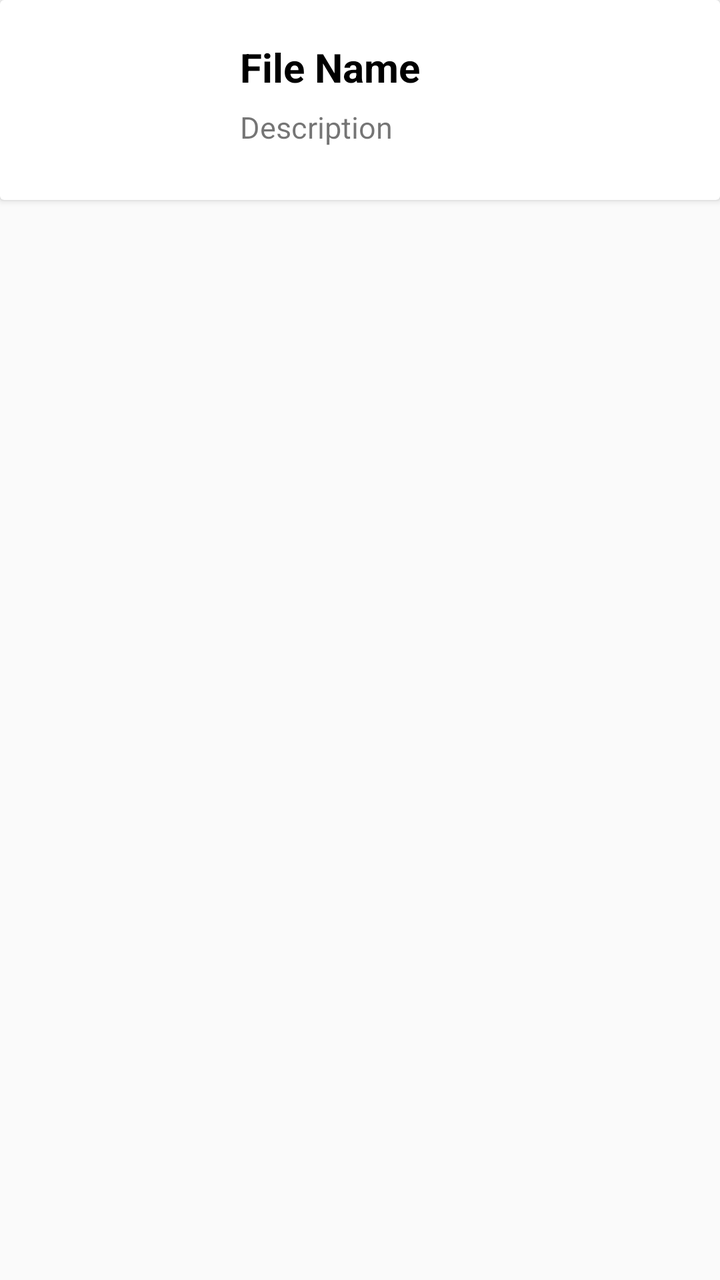
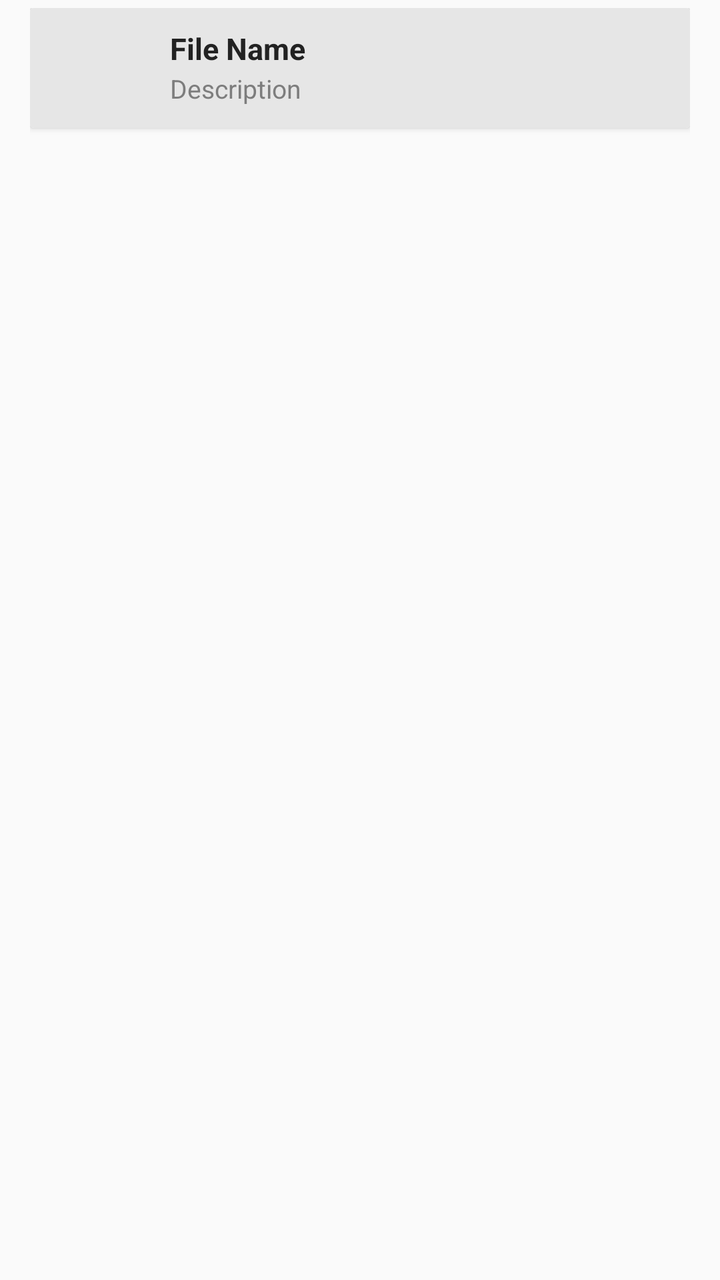

The first picture is an Android layout as it rendered before a commit; the second is the same layout after the commit. The layout source and the unified diff follow.
<!-- AndroidManifest.xml: application theme AppCompactTheme -->
<!-- res/layout/item_doc_pdf_cardview.xml -->
<?xml version="1.0" encoding="utf-8"?>
<LinearLayout xmlns:android="http://schemas.android.com/apk/res/android"
    android:layout_width="match_parent"
    android:layout_height="wrap_content"
    android:id="@+id/LinearLayout">
 <androidx.cardview.widget.CardView
     android:layout_width="match_parent"
     android:layout_height="wrap_content"
     >
     <LinearLayout
         android:layout_width="match_parent"
         android:layout_height="match_parent"
         android:orientation="horizontal"
         android:id="@+id/list_item_layout">
         <ImageView
             android:id="@+id/imageView"
             android:layout_width="80dp"
             android:layout_height="80dp"
             android:layout_margin="@dimen/margin_10"
             />

         <LinearLayout
             android:layout_width="match_parent"
             android:layout_height="match_parent"
             android:orientation="vertical"
             android:layout_margin="20dp"
             >
             <TextView
                 android:id="@+id/tnFileList"
                 android:layout_width="match_parent"
                 android:layout_height="wrap_content"
                 android:layout_weight="1"
                 android:text="File Name"
                 android:textSize="20dp"
                 android:textColor="@color/black"
                 android:textStyle="bold"
                 android:ellipsize="end"
                 android:maxLines="1"
                 />

             <TextView
                 android:id="@+id/tvDetailList"
                 android:layout_width="match_parent"
                 android:layout_height="wrap_content"
                 android:layout_weight="1"
                 android:text="Description"
                 android:textSize="15dp"
                 android:ellipsize="end"
                 android:maxLines="1"/>
         </LinearLayout>
     </LinearLayout>

 </androidx.cardview.widget.CardView>

</LinearLayout>
<!-- resources referenced by this layout -->
<resources>
  <color name="black">#000000</color>
  <dimen name="margin_10">10dp</dimen>
  <style name="AppCompactTheme" parent="Theme.AppCompat.Light">
          
          <item name="spinnerStyle">@android:style/Widget.Holo.Light.Spinner</item>
          <item name="android:spinnerItemStyle">@style/SpinnerItem</item>
          <item name="spinnerDropDownItemStyle">@style/SpinnerItem.DropDownItem</item>
          <item name="dropDownListViewStyle">@style/StandardSpinner</item>
  
          <item name="actionBarStyle">@style/AppTheme.ActionBarStyle</item>
          <item name="android:splitMotionEvents">false</item>
          <item name="android:windowEnableSplitTouch">false</item>
  
      </style>
  <style name="SpinnerItem" parent="Widget.AppCompat.TextView.SpinnerItem">
          <item name="android:textColor">@color/ofis_base_font_white</item>
          <item name="android:textSize">@dimen/ofis_spinner_text</item>
      </style>
  <style name="SpinnerItem.DropDownItem" parent="Widget.AppCompat.Light.DropDownItem.Spinner">
          <item name="android:textColor">@color/ofis_text_field</item>
          <item name="background">@color/ofis_spinner_item_background</item>
      </style>
  <style name="StandardSpinner" parent="Widget.AppCompat.ListView.DropDown">
          <item name="android:dividerHeight">@dimen/ofis_spinner_itemseparator</item>
          <item name="divider">@color/ofis_spinner_divider</item>
      </style>
  <style name="AppTheme.ActionBarStyle" parent="Theme.AppCompat.Light">
          <item name="titleTextStyle">@style/AppTheme.ActionBar.TitleTextStyle</item>
      </style>
  <color name="ofis_base_font_white">#ffffff</color>
  <dimen name="ofis_spinner_text">14sp</dimen>
  <color name="ofis_text_field">#DE000000</color>
  <color name="ofis_spinner_item_background">@color/ofis_actionbar_background</color>
  <dimen name="ofis_spinner_itemseparator">1dp</dimen>
  <color name="ofis_spinner_divider">#ff333333</color>
  <style name="AppTheme.ActionBar.TitleTextStyle" parent="android:TextAppearance">
          <item name="android:textSize">@dimen/ofis_large_text</item>
          <item name="android:textStyle">bold</item>
      </style>
  <color name="ofis_actionbar_background">#dddddd</color>
  <dimen name="ofis_large_text">17sp</dimen>
</resources>

<!-- the commit's change to res/layout/item_doc_pdf_cardview.xml (unified diff, before → after) -->
@@ -2,7 +2,12 @@
 <LinearLayout xmlns:android="http://schemas.android.com/apk/res/android"
     android:layout_width="match_parent"
     android:layout_height="wrap_content"
-    android:id="@+id/LinearLayout">
+    android:id="@+id/LinearLayout"
+    android:paddingLeft="15dp"
+    android:paddingRight="15dp"
+    android:paddingTop="@dimen/ofis_list_itemseparator"
+    android:paddingBottom="@dimen/ofis_list_itemseparator"
+    >
  <androidx.cardview.widget.CardView
      android:layout_width="match_parent"
      android:layout_height="wrap_content"
@@ -11,31 +16,37 @@
          android:layout_width="match_parent"
          android:layout_height="match_parent"
          android:orientation="horizontal"
-         android:id="@+id/list_item_layout">
+         android:id="@+id/list_item_layout"
+         android:minHeight="60dp"
+         android:background="#e6e6e6"
+        >
          <ImageView
              android:id="@+id/imageView"
-             android:layout_width="80dp"
-             android:layout_height="80dp"
              android:layout_margin="@dimen/margin_10"
+             android:layout_width="40dp"
+             android:layout_height="40dp"
+             android:adjustViewBounds="true"
+             android:scaleType="fitCenter"
+             android:maxHeight="60dp"
              />
 
          <LinearLayout
              android:layout_width="match_parent"
              android:layout_height="match_parent"
              android:orientation="vertical"
-             android:layout_margin="20dp"
+             android:layout_margin="@dimen/margin_10"
              >
              <TextView
                  android:id="@+id/tnFileList"
                  android:layout_width="match_parent"
                  android:layout_height="wrap_content"
                  android:layout_weight="1"
-                 android:text="File Name"
-                 android:textSize="20dp"
-                 android:textColor="@color/black"
+                 android:text="@string/file_name"
                  android:textStyle="bold"
                  android:ellipsize="end"
                  android:maxLines="1"
+                 android:textColor="@color/ofis_base_font_dark"
+                 android:textSize="@dimen/ofis_med_text"
                  />
 
              <TextView
@@ -43,10 +54,11 @@
                  android:layout_width="match_parent"
                  android:layout_height="wrap_content"
                  android:layout_weight="1"
-                 android:text="Description"
-                 android:textSize="15dp"
+                 android:text="@string/description"
                  android:ellipsize="end"
-                 android:maxLines="1"/>
+                 android:maxLines="1"
+                 android:textColor="@color/ofis_list_item_subtitle"
+                 android:textSize="@dimen/ofis_small_text" />
          </LinearLayout>
      </LinearLayout>
 
<!-- resource entries referenced after the edit -->
@@ -1,7 +1,13 @@
 <!-- resources referenced by this layout -->
 <resources>
-  <color name="black">#000000</color>
+  <color name="ofis_base_font_dark">#222222</color>
+  <color name="ofis_list_item_subtitle">#7d7d7d</color>
   <dimen name="margin_10">10dp</dimen>
+  <dimen name="ofis_list_itemseparator">4dp</dimen>
+  <dimen name="ofis_med_text">15sp</dimen>
+  <dimen name="ofis_small_text">13sp</dimen>
+  <string name="description">Description</string>
+  <string name="file_name">File Name</string>
   <style name="AppCompactTheme" parent="Theme.AppCompat.Light">
           
           <item name="spinnerStyle">@android:style/Widget.Holo.Light.Spinner</item>
